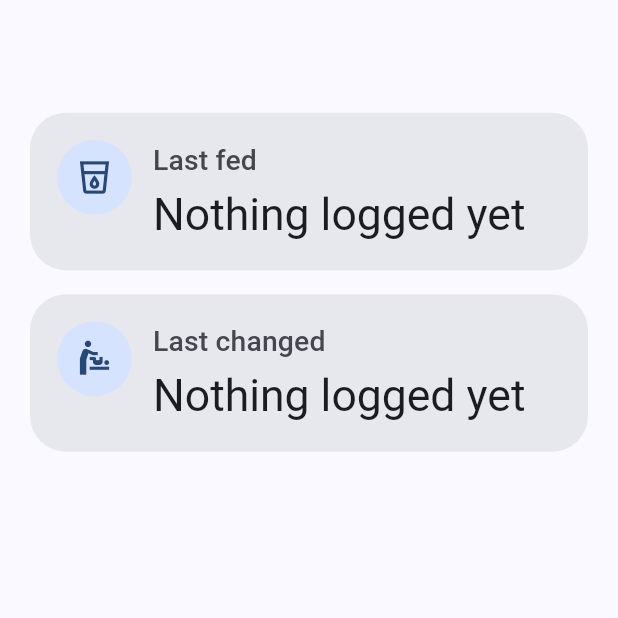
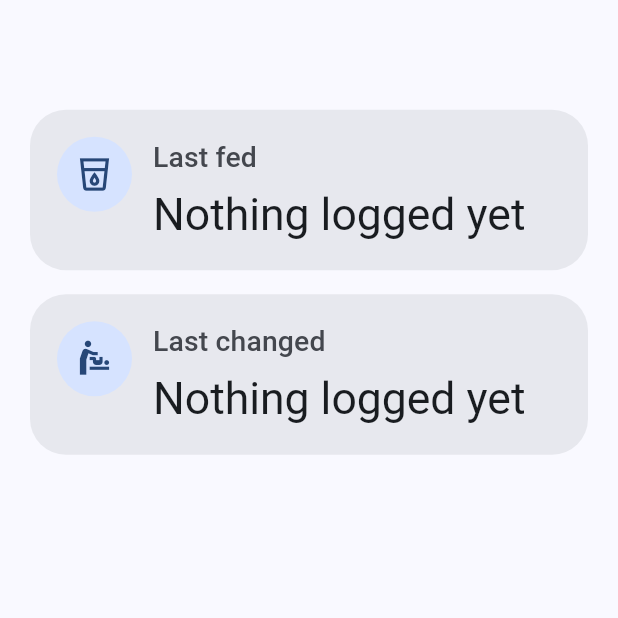
Before and after one commit to greentea524/baby-app, a Flutter app: the NurseryScreen screen opened directly, on a phone screen of 412 x 824 dp, the part 305-923 px from its top. Run offline on Flutter 3.47's test engine with Material 3 defaults, Android fonts, the phone set to English and light mode, and no system bars; our stand-ins replace cloud_firestore, firebase_auth, firebase_core, firebase_messaging, flutter_riverpod, go_router and 2 more; missing offline and left inert: dart:js_interop, file_saver; accounts and stored records are empty; statements that could not run were skipped.

Commit message:
Give the nursery cards a structure
The cards had four text sizes stacked with no rhythm: 4px under the
label, nothing at all between the headline, the clock and the amount,
then a 10px hole before the chip. A wall and then a gap, which is what a
card nobody spaced looks like.

Three changes, all of them the same idea — make each card one shape and
both cards the same shape.

The clock and the measurement were separate lines at the same size, a
shade of grey apart, so neither claimed the rank and they read as two
labels. They are now one supporting line, the measurement carried at
full strength after it: what it is, how long ago, the detail, what
happens next.

The diaper card gets that line too, from what it already stores — "Wet",
"Wet + Dirty · Small". It had two lines against the feed card's four,
and at the matched heights these cards are given, the emptiness was the
loudest thing on the screen.

The three gaps are named constants now rather than numbers sprinkled
through the build, so the rhythm is a decision that can be read.

DiaperFormat.summary leaves the notes out, exactly as FeedingFormat.
measure does, and for the same reason.

Co-Authored-By: Claude Opus 5 <noreply@anthropic.com>
Claude-Session: https://claude.ai/code/session_01XtrBSFmnnBnjYNHetqx4Ay

```diff
--- a/lib/features/diaper/diaper_format.dart
+++ b/lib/features/diaper/diaper_format.dart
@@ -16,6 +16,16 @@ abstract final class DiaperFormat {
     DiaperType.both => Icons.change_circle,
   };
 
+  /// What the change was, and how big — without the notes [details] carries.
+  ///
+  /// The counterpart of `FeedingFormat.measure`, and for the same reason:
+  /// nursery mode reads this from across a room, where a note is a sentence
+  /// and a sentence pushes everything else off the card.
+  static String summary(DiaperEvent e) => [
+    typeLabel(e.type),
+    if (e.poopSize != null) e.poopSize!.label,
+  ].join(' · ');
+
   /// Size then notes, joined so a row reads as one thing — "Large · green,
   /// runny" — rather than as two fields competing for the same line
   /// (#20, KAN-149).
--- a/lib/features/home/nursery_screen.dart
+++ b/lib/features/home/nursery_screen.dart
@@ -7,6 +7,7 @@ import '../../core/format/unit_system.dart';
 import '../../data/models/baby.dart';
 import '../../data/models/feeding_event.dart';
 import '../../data/repositories/repository_providers.dart';
+import '../diaper/diaper_format.dart';
 import '../diaper/diaper_quick_log.dart';
 import '../feeding/feeding_format.dart';
 import '../feeding/feeding_quick_log.dart';
@@ -130,12 +131,20 @@ class _NurseryScreenState extends ConsumerState<NurseryScreen> {
                         // to, one thing to read.
                         footer: _nextFeed(context, ref, clock),
                       );
+                      final lastChanged = ref.watch(lastDiaperProvider);
                       final changed = _Readout(
                         icon: Icons.baby_changing_station,
                         label: 'Last changed',
-                        event: ref.watch(lastDiaperProvider),
+                        event: lastChanged,
                         timeOf: (e) => e.time,
                         now: clock,
+                        // So the pair reads as one design. Without it this
+                        // card was two lines against the feed card's four,
+                        // and side by side at matched heights the emptiness
+                        // was the loudest thing on the screen.
+                        detail: lastChanged == null
+                            ? null
+                            : DiaperFormat.summary(lastChanged),
                       );
 
                       // Side by side when the space is wider than it is
@@ -285,6 +294,17 @@ class _Header extends ConsumerWidget {
   }
 }
 
+/// The card's vertical rhythm: related lines close together, the footer
+/// clearly apart from them.
+///
+/// Written down as three constants rather than sprinkled through the build,
+/// because the previous values were 4, nothing, nothing and 10 — three lines
+/// jammed flush and then a hole, which is what a card with no rhythm looks
+/// like.
+const double _gapLabel = 6;
+const double _gapHeadline = 4;
+const double _gapFooter = 14;
+
 /// One "how long ago" card.
 ///
 /// A card rather than bare text: on a screen with only two readings on it,
@@ -357,7 +377,7 @@ class _Readout<T> extends StatelessWidget {
                   maxLines: 1,
                   overflow: TextOverflow.ellipsis,
                 ),
-                const SizedBox(height: 4),
+                const SizedBox(height: _gapLabel),
                 if (e == null)
                   Text(
                     'Nothing logged yet',
@@ -378,39 +398,54 @@ class _Readout<T> extends StatelessWidget {
                       maxLines: 1,
                     ),
                   ),
-                  Text(
-                    FeedingFormat.clockStamp(context, timeOf(e), now: now),
-                    style: theme.textTheme.titleMedium?.copyWith(
-                      color: scheme.onSurfaceVariant,
-                    ),
-                    maxLines: 1,
-                    overflow: TextOverflow.ellipsis,
-                  ),
-                  if (detail case final it?)
-                    // Scaled down rather than clipped, like the headline
-                    // above it. In US units a volume reads "150 ml (5.1 fl
-                    // oz)", which does not fit a phone-width card at the
-                    // boost this mode applies — and an amount that trails
-                    // off into an ellipsis is the one thing this line exists
-                    // to avoid.
+                  const SizedBox(height: _gapHeadline),
+                  // One supporting line, not two. As separate lines the
+                  // clock and the measurement were the same size and only a
+                  // shade apart, so neither claimed the rank — they read as
+                  // two labels rather than a fact and its footnote. Together
+                  // the card is four things: what it is, how long ago, the
+                  // detail, what happens next.
+                  //
+                  // Scaled down rather than clipped, like the headline. In
+                  // US units a volume reads "150 ml (5.1 fl oz)", which does
+                  // not fit a phone-width card at the boost this mode
+                  // applies, and an amount trailing off into an ellipsis is
+                  // the one thing this line exists to avoid.
                   FittedBox(
                     fit: BoxFit.scaleDown,
                     alignment: Alignment.centerLeft,
-                      child: Text(
-                        it,
-                        // Carried at full strength rather than the clock's
-                        // muted grey: it is the thing being asked for, not a
-                        // timestamp's footnote.
-                        style: theme.textTheme.titleMedium?.copyWith(
+                    child: Text.rich(
+                      TextSpan(
+                        children: [
+                          TextSpan(
+                            text: FeedingFormat.clockStamp(
+                              context,
+                              timeOf(e),
+                              now: now,
+                            ),
+                          ),
+                          if (detail case final it?)
+                            TextSpan(
+                              text: ' · $it',
+                              // Carried at full strength: the clock says
+                              // when, this says what, and what is the part
+                              // being asked for.
+                              style: TextStyle(
                                 color: scheme.onSurface,
                                 fontWeight: FontWeight.w600,
+                              ),
+                            ),
+                        ],
+                      ),
+                      style: theme.textTheme.titleMedium?.copyWith(
+                        color: scheme.onSurfaceVariant,
                       ),
                       maxLines: 1,
                     ),
                   ),
                 ],
                 if (footer case final it?) ...[
-                  const SizedBox(height: 10),
+                  const SizedBox(height: _gapFooter),
                   Align(alignment: Alignment.centerLeft, child: it),
                 ],
               ],
```
Also changed, not shown: 1 other file. Lines whose indentation alone changed are shown as unchanged.
